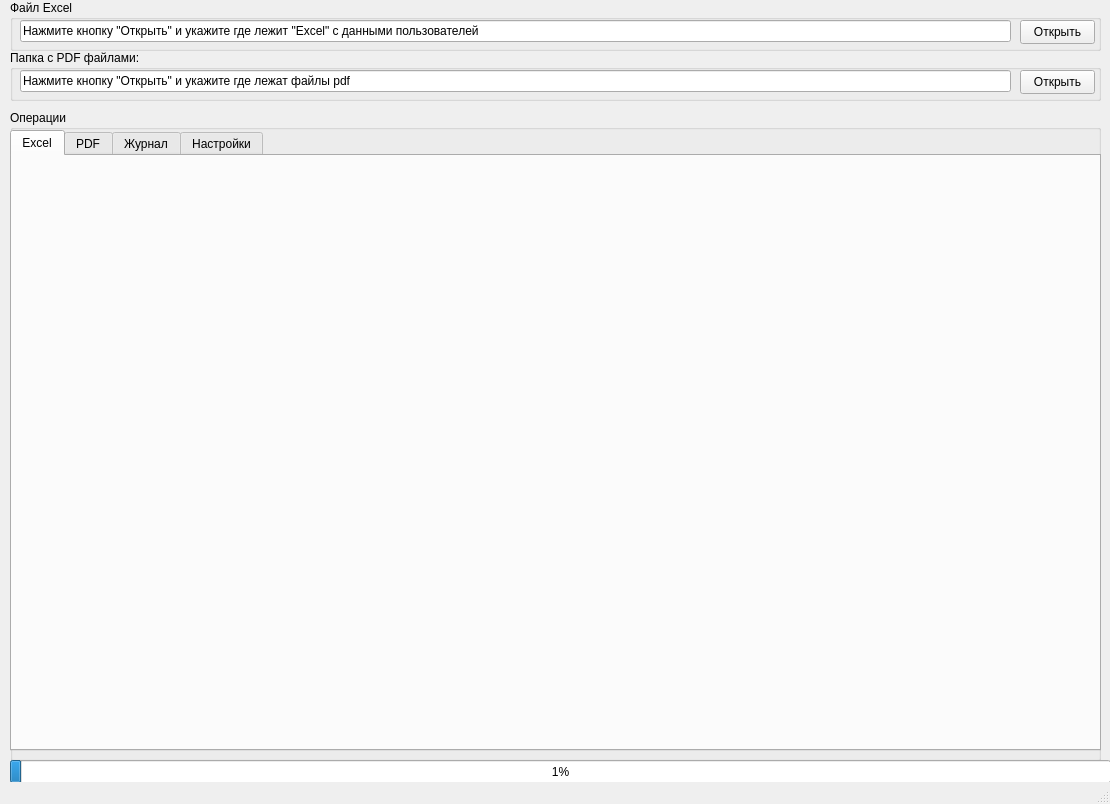
Before: the Qt Designer form src/ui/main_form.ui in gloryvictory/Kvartplata24mail, drawn with Qt 5.
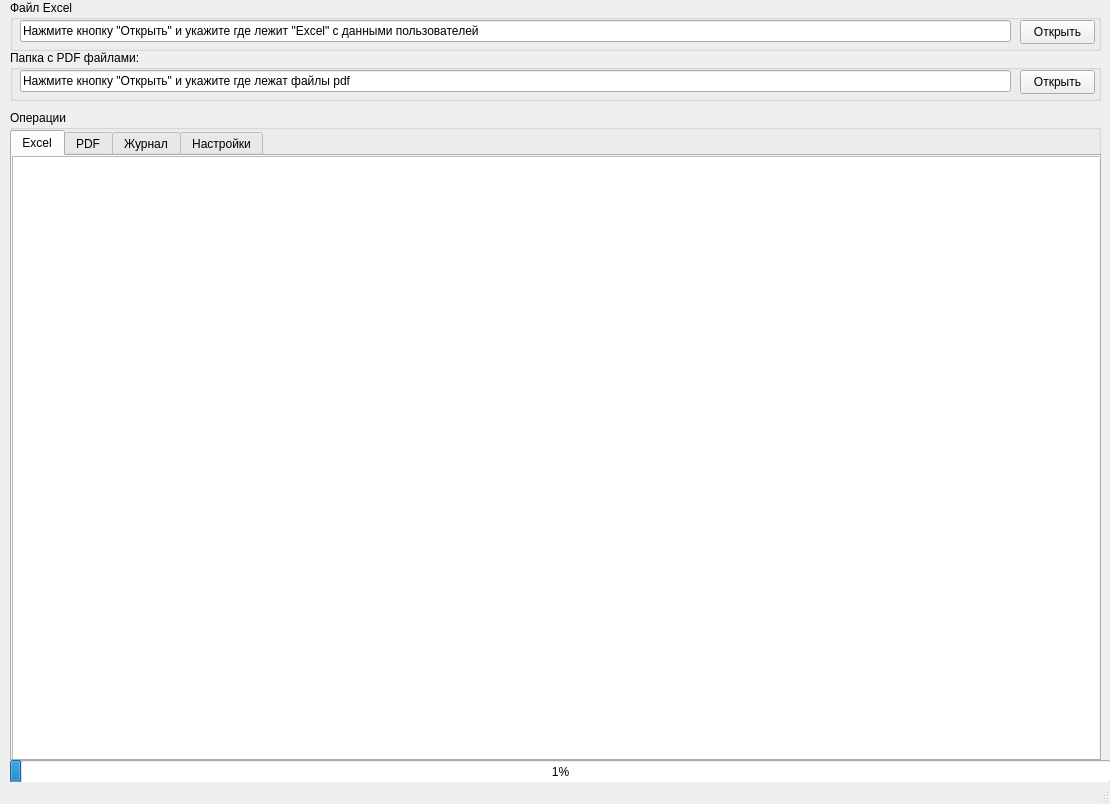
After: the same form once the commit is applied.

Patch:
```diff
--- a/src/ui/main_form.ui
+++ b/src/ui/main_form.ui
@@ -137,7 +137,7 @@
        <x>0</x>
        <y>20</y>
        <width>1091</width>
-       <height>621</height>
+       <height>631</height>
       </rect>
      </property>
      <property name="currentIndex">
@@ -150,6 +150,16 @@
       <attribute name="title">
        <string>Excel</string>
       </attribute>
+      <widget class="QListWidget" name="lvExcel">
+       <property name="geometry">
+        <rect>
+         <x>0</x>
+         <y>0</y>
+         <width>1091</width>
+         <height>611</height>
+        </rect>
+       </property>
+      </widget>
      </widget>
      <widget class="QWidget" name="tabPDF">
       <attribute name="title">
```
Left out of the diff: 14 changed lines with no effect on the pictures.
